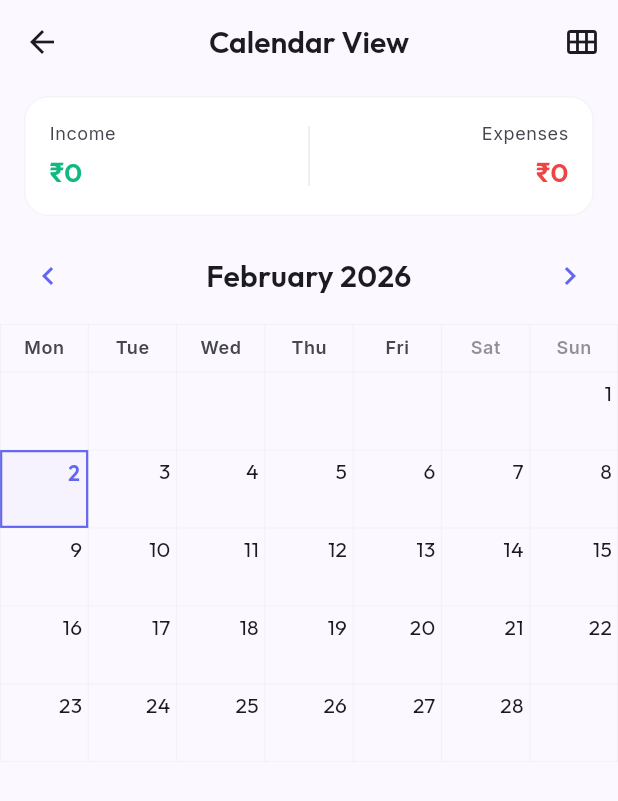
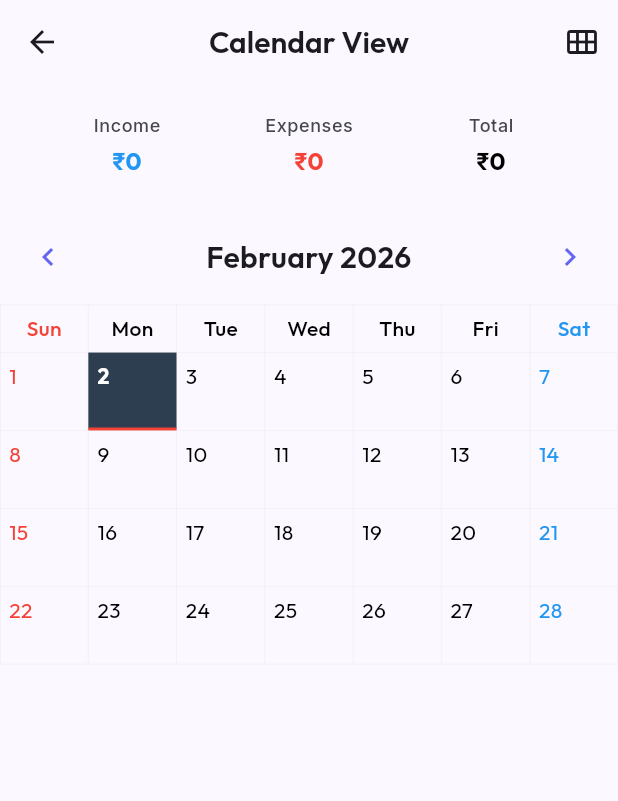
Before and after one commit to suraj-yadav0/money_manager, a Flutter app: the CalendarViewScreen screen opened directly, on a phone screen of 412 x 824 dp. Shown: the top 801 px of the screen. Run offline on Flutter 3.47's test engine with Material 3 defaults, Android fonts, the phone set to English and light mode, and no system bars; drawn by our look-alikes of table_calendar; our stand-ins replace drift, fl_chart, flutter_riverpod, google_fonts, image_picker, shared_preferences; accounts and stored records are empty; generated files the repository leaves out were written again.

Commit message:
feat: Add short day name formatter and refactor calendar view UI with updated totals display, day-of-week formatting, and day cell styling.

```diff
--- a/lib/core/utils/formatters.dart
+++ b/lib/core/utils/formatters.dart
@@ -89,6 +89,11 @@ class Formatters {
     return _dayFormat.format(date);
   }
 
+  /// Format short day name: Sun
+  static String dayOfWeek(DateTime date) {
+    return DateFormat('E').format(date);
+  }
+
   /// Get relative date text: Today, Yesterday, or date
   static String relativeDate(DateTime date) {
     final now = DateTime.now();
--- a/lib/features/dashboard/screens/calendar_view_screen.dart
+++ b/lib/features/dashboard/screens/calendar_view_screen.dart
@@ -3,7 +3,6 @@ import 'package:flutter_riverpod/flutter_riverpod.dart';
 import 'package:google_fonts/google_fonts.dart';
 import 'package:table_calendar/table_calendar.dart';
 
-import '../../../core/theme/app_theme.dart';
 import '../../../core/utils/formatters.dart';
 import '../providers/calendar_providers.dart';
 import 'day_transactions_screen.dart';
@@ -95,60 +94,85 @@ class CalendarViewScreen extends ConsumerWidget {
             error: (_, __) => const SizedBox.shrink(),
             data: (totals) => Container(
               margin: const EdgeInsets.fromLTRB(16, 8, 16, 8),
-              padding: const EdgeInsets.all(16),
+              padding: const EdgeInsets.symmetric(vertical: 12, horizontal: 8),
               decoration: BoxDecoration(
-                color: colorScheme.surfaceContainerLowest,
-                borderRadius: BorderRadius.circular(16),
-                border: Border.all(
-                  color: colorScheme.outlineVariant.withAlpha(50),
-                ),
+                color: colorScheme.surface,
+                // No border or shadow as per reference clean look, or subtle
               ),
               child: Row(
                 children: [
+                  // Income
                   Expanded(
                     child: Column(
-                      crossAxisAlignment: CrossAxisAlignment.start,
                       children: [
                         Text(
                           'Income',
                           style: theme.textTheme.bodySmall?.copyWith(
                             color: colorScheme.onSurfaceVariant,
+                            fontWeight: FontWeight.w500,
                           ),
                         ),
                         const SizedBox(height: 4),
-                        Text(
+                        FittedBox(
+                          child: Text(
                             Formatters.currency(totals.income),
                             style: GoogleFonts.outfit(
-                            fontSize: 18,
-                            fontWeight: FontWeight.w600,
-                            color: AppTheme.success,
+                              fontSize: 16,
+                              fontWeight: FontWeight.bold,
+                              color: Colors.blue, // Reference: Blue
+                            ),
                           ),
                         ),
                       ],
                     ),
                   ),
-                  Container(
-                    width: 1,
-                    height: 40,
-                    color: colorScheme.outlineVariant.withAlpha(100),
-                  ),
+                  // Expenses
                   Expanded(
                     child: Column(
-                      crossAxisAlignment: CrossAxisAlignment.end,
                       children: [
                         Text(
                           'Expenses',
                           style: theme.textTheme.bodySmall?.copyWith(
                             color: colorScheme.onSurfaceVariant,
+                            fontWeight: FontWeight.w500,
                           ),
                         ),
                         const SizedBox(height: 4),
-                        Text(
+                        FittedBox(
+                          child: Text(
                             Formatters.currency(totals.expenses),
                             style: GoogleFonts.outfit(
-                            fontSize: 18,
-                            fontWeight: FontWeight.w600,
-                            color: colorScheme.error,
+                              fontSize: 16,
+                              fontWeight: FontWeight.bold,
+                              color: Colors.red, // Reference: Red
+                            ),
+                          ),
+                        ),
+                      ],
+                    ),
+                  ),
+                  // Total
+                  Expanded(
+                    child: Column(
+                      children: [
+                        Text(
+                          'Total',
+                          style: theme.textTheme.bodySmall?.copyWith(
+                            color: colorScheme.onSurfaceVariant,
+                            fontWeight: FontWeight.w500,
+                          ),
+                        ),
+                        const SizedBox(height: 4),
+                        FittedBox(
+                          child: Text(
+                            Formatters.currency(
+                              totals.income - totals.expenses,
+                            ),
+                            style: GoogleFonts.outfit(
+                              fontSize: 16,
+                              fontWeight: FontWeight.bold,
+                              color: Colors.black, // Reference: Black
+                            ),
                           ),
                         ),
                       ],
@@ -212,7 +236,7 @@ class CalendarViewScreen extends ConsumerWidget {
       focusedDay: focusedDay,
       selectedDayPredicate: (day) => isSameDay(day, selectedDay),
       calendarFormat: tableCalendarFormat,
-      startingDayOfWeek: StartingDayOfWeek.monday,
+      startingDayOfWeek: StartingDayOfWeek.sunday, // Reference: Starts Sunday
       shouldFillViewport: true,
       daysOfWeekHeight: 32,
       headerStyle: HeaderStyle(
@@ -227,14 +251,13 @@ class CalendarViewScreen extends ConsumerWidget {
         rightChevronIcon: Icon(Icons.chevron_right, color: colorScheme.primary),
       ),
       daysOfWeekStyle: DaysOfWeekStyle(
-        weekdayStyle: theme.textTheme.bodySmall!.copyWith(
-          fontWeight: FontWeight.w600,
-          color: colorScheme.onSurfaceVariant,
-        ),
-        weekendStyle: theme.textTheme.bodySmall!.copyWith(
-          fontWeight: FontWeight.w600,
-          color: colorScheme.onSurfaceVariant.withAlpha(150),
-        ),
+        dowTextFormatter: (date, locale) =>
+            Formatters.dayOfWeek(date), // Custom styling needed?
+        // We will customize via builder if needed, but styling properties are limited.
+        // Let's rely on standard text styles and override colors in builder if TableCalendar supported dowBuilder.
+        // TableCalendar 3.0 has dowBuilder in CalendarBuilders!
+        weekdayStyle: const TextStyle(), // We will use builder
+        weekendStyle: const TextStyle(), // We will use builder
       ),
       calendarStyle: CalendarStyle(
         outsideDaysVisible: false,
@@ -262,6 +285,22 @@ class CalendarViewScreen extends ConsumerWidget {
         ref.read(calendarFocusedDayProvider.notifier).state = focused;
       },
       calendarBuilders: CalendarBuilders(
+        dowBuilder: (context, day) {
+          final text = Formatters.dayOfWeek(day);
+          Color color = Colors.black;
+          if (day.weekday == DateTime.sunday) color = Colors.red;
+          if (day.weekday == DateTime.saturday) color = Colors.blue;
+
+          return Center(
+            child: Text(
+              text,
+              style: GoogleFonts.outfit(
+                fontWeight: FontWeight.w500,
+                color: color,
+              ),
+            ),
+          );
+        },
         defaultBuilder: (context, date, _) {
           final dateKey = DateTime(date.year, date.month, date.day);
           return _buildDayCell(
@@ -303,96 +342,100 @@ class CalendarViewScreen extends ConsumerWidget {
     required bool isSelected,
     required bool isToday,
   }) {
-    final colorScheme = Theme.of(context).colorScheme;
-
     final hasExpenses = summary != null && summary.totalExpenses > 0;
     final hasIncome = summary != null && summary.totalIncome > 0;
 
-    // Background color logic
+    // Background color logic: Today gets a dark fill
     Color backgroundColor = Colors.transparent;
-    if (isSelected) {
-      backgroundColor = colorScheme.primary.withAlpha(10);
-    } else if (isToday) {
-      backgroundColor = colorScheme.primary.withAlpha(5);
+    if (isToday) {
+      backgroundColor = const Color(
+        0xFF2C3E50,
+      ); // Dark Blue/Black like reference
+    } else if (isSelected) {
+      backgroundColor = Colors.transparent; // Selection is border only
     }
 
     // Text color logic
-    Color dayTextColor = colorScheme.onSurface;
-    if (isSelected) {
-      dayTextColor = colorScheme.primary;
-    } else if (isToday) {
-      dayTextColor = colorScheme.primary;
+    Color dayTextColor = Colors.black;
+    if (isToday) {
+      dayTextColor = Colors.white;
+    } else if (date.weekday == DateTime.sunday) {
+      dayTextColor = Colors.red;
+    } else if (date.weekday == DateTime.saturday) {
+      dayTextColor = Colors.blue;
     }
 
     return Container(
       decoration: BoxDecoration(
         color: backgroundColor,
         border: isSelected
-            ? Border.all(color: colorScheme.primary, width: 1.5)
-            : null,
+            ? Border(bottom: BorderSide(color: Colors.red, width: 2))
+            : null, // Bottom accent like reference tab highlight
+        // OR Box Border as per previous "Box Shape" request? User now says "Similar to this". Reference has white cells with no border, but user ASKED for "Box Shape" in previous turn.
+        // The reference image is a grid. The grid lines come from TableBorder we set on TableCalendar.
+        // So we don't need borders here except selection.
+        // Reference selection seems to be just the text color or a highlight?
+        // I will stick to "Box Shape" grid lines (already in _buildCalendar) and use a distinct selection style (e.g. slight background or border).
+        // Let's use a subtle box border for selection.
       ),
-      padding: const EdgeInsets.all(4),
+      padding: const EdgeInsets.all(2),
       child: Column(
         crossAxisAlignment: CrossAxisAlignment.stretch,
         children: [
-          // Top row: Day number
+          // Top Left: Day number
           Align(
-            alignment: Alignment.topRight,
+            alignment: Alignment.topLeft,
+            child: Padding(
+              padding: const EdgeInsets.only(left: 4, top: 4),
               child: Text(
                 '${date.day}',
                 style: GoogleFonts.outfit(
                   fontSize: 14,
-                fontWeight: (isSelected || isToday)
-                    ? FontWeight.w600
-                    : FontWeight.normal,
+                  fontWeight: isToday ? FontWeight.bold : FontWeight.normal,
                   color: dayTextColor,
                 ),
               ),
             ),
+          ),
 
-          if (hasIncome || hasExpenses) ...[
           const Spacer(),
-            // Dots
-            Row(
-              mainAxisAlignment: MainAxisAlignment.end,
-              children: [
+
+          // Income (Blue)
           if (hasIncome)
-                  Container(
-                    margin: const EdgeInsets.only(right: 2),
-                    width: 6,
-                    height: 6,
-                    decoration: const BoxDecoration(
-                      color: AppTheme.success,
-                      shape: BoxShape.circle,
+            FittedBox(
+              fit: BoxFit.scaleDown,
+              alignment: Alignment.centerRight,
+              child: Padding(
+                padding: const EdgeInsets.symmetric(horizontal: 2),
+                child: Text(
+                  Formatters.compactNumber(summary.totalIncome),
+                  style: GoogleFonts.outfit(
+                    fontSize: 10,
+                    fontWeight: FontWeight.w600,
+                    color: Colors.blue,
                   ),
                 ),
-                if (hasExpenses)
-                  Container(
-                    width: 6,
-                    height: 6,
-                    decoration: BoxDecoration(
-                      color: colorScheme.error,
-                      shape: BoxShape.circle,
               ),
             ),
-              ],
-            ),
-            const SizedBox(height: 2),
-            // Amount
+
+          // Expenses (Red)
           if (hasExpenses)
             FittedBox(
               fit: BoxFit.scaleDown,
               alignment: Alignment.centerRight,
+              child: Padding(
+                padding: const EdgeInsets.symmetric(horizontal: 2),
                 child: Text(
                   Formatters.compactNumber(summary.totalExpenses),
                   style: GoogleFonts.outfit(
                     fontSize: 10,
-                    fontWeight: FontWeight.w500,
-                    color: colorScheme.error,
+                    fontWeight: FontWeight.w600,
+                    color: Colors.red,
                   ),
                 ),
               ),
-          ],
+            ),
+          const SizedBox(height: 2),
         ],
       ),
     );
```
Lines whose indentation alone changed are shown as unchanged.
